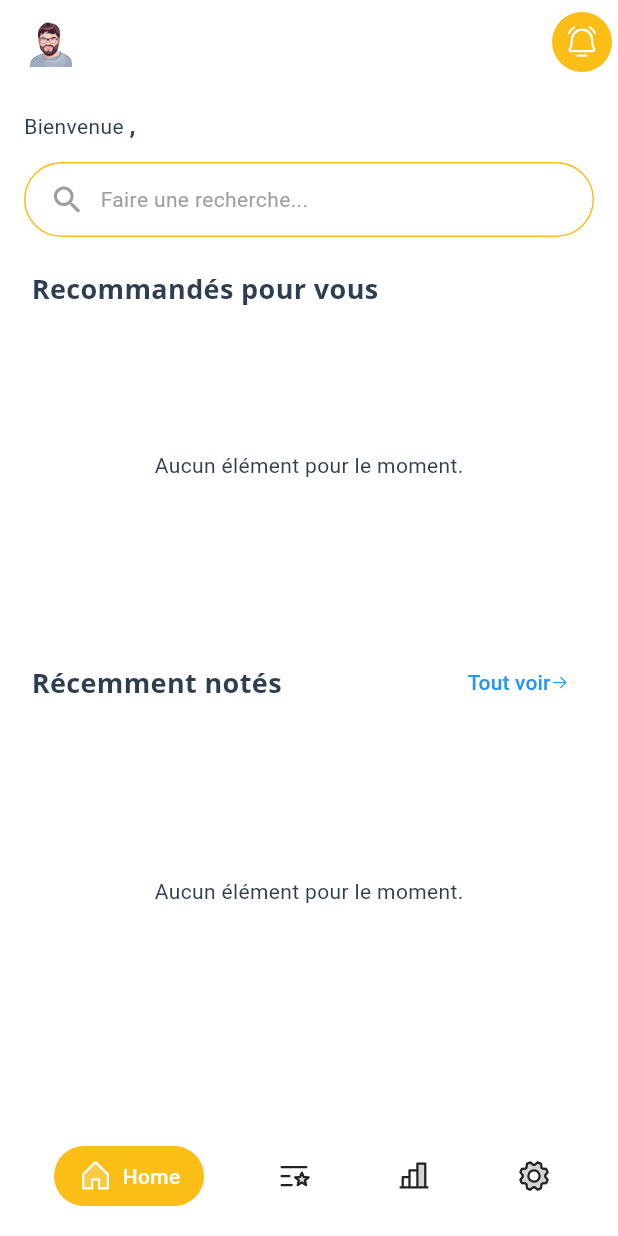
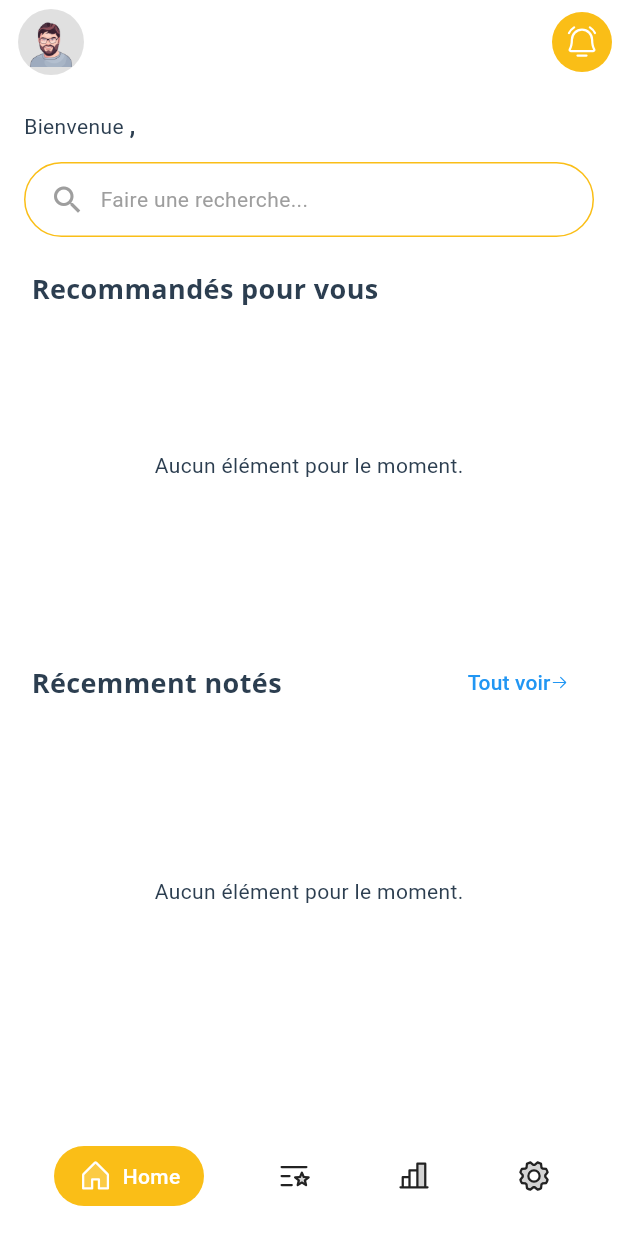
Before and after one commit to Alwil17/rate-master, a Flutter app: the HomeScreen screen opened by its route, on a phone screen of 412 x 824 dp. Run offline on Flutter 3.47's test engine with Material 3 defaults, Android fonts, the phone set to English and light mode, and no system bars; our stand-ins replace fl_chart, flutter_easyloading, go_router, package_info_plus, phosphor_flutter, shared_preferences; accounts and stored records are empty; generated files the repository leaves out were written again.

Commit message:
Applyied dark theme to circle avatars

```diff
--- a/lib/screens/home/widgets/home_app_bar.dart
+++ b/lib/screens/home/widgets/home_app_bar.dart
@@ -12,7 +12,9 @@ PreferredSizeWidget homeAppBar(
       child: Padding(
         padding: const EdgeInsets.only(left: 12.0),
         child: CircleAvatar(
-          backgroundColor: Colors.white70,
+          backgroundColor: Theme.of(context).brightness == Brightness.dark
+              ? Colors.blueGrey[900]
+              : Colors.grey[300],
           child: Image.asset("assets/images/avatar.png"),
         ),
       ),
```
Also changed, not shown: lib/screens/items/widgets/item_detail_header.dart (+11 -10 lines).
